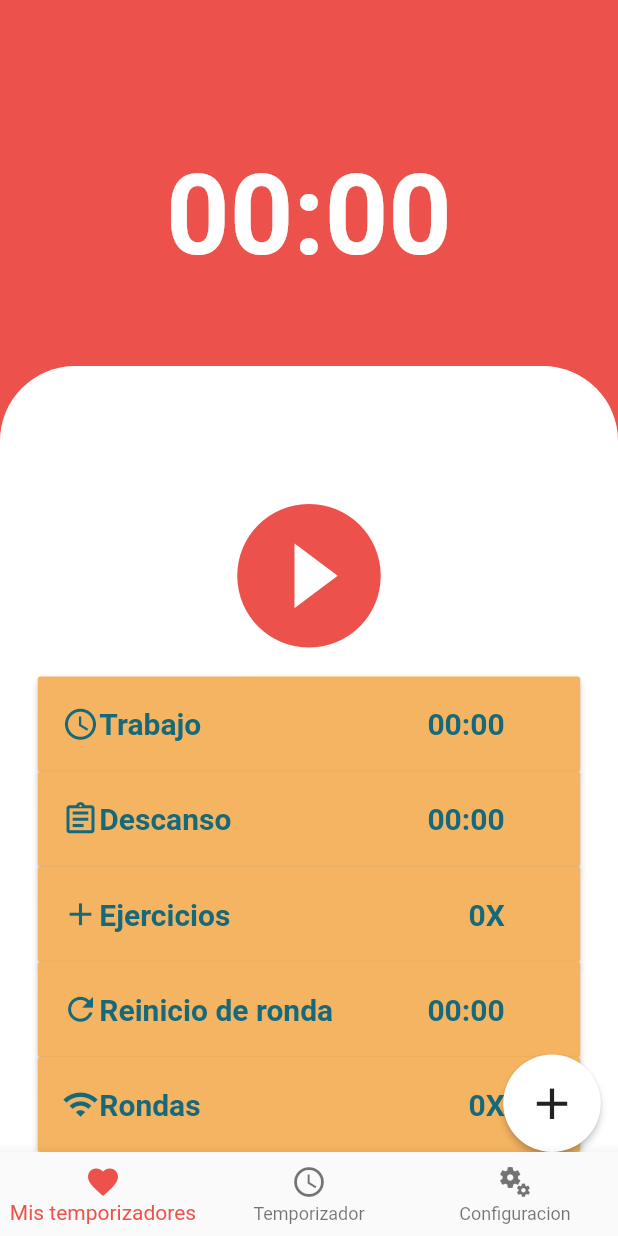
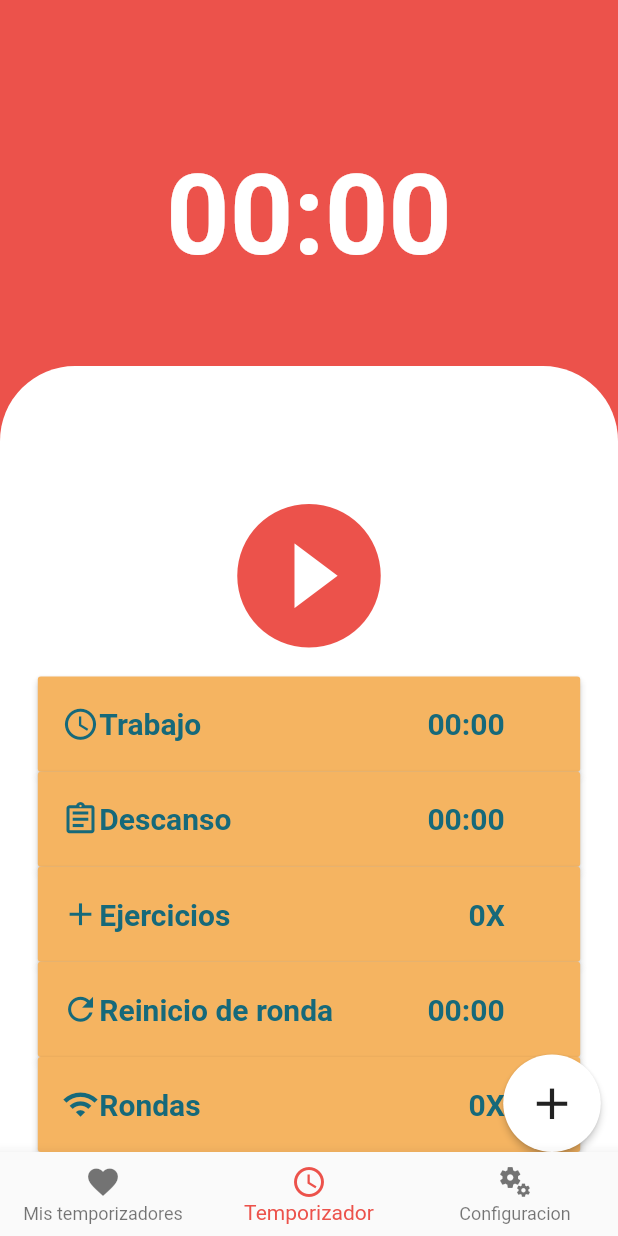
Before and after one commit to nvalery12/Proyecto, a Flutter app: the screen it shows after launch, on a phone screen of 412 x 824 dp. Run offline on Flutter 3.47's test engine with Material 2 defaults, Android fonts, the phone set to English and light mode, and no system bars; our stand-ins replace sqflite; missing offline and left inert: flutter_picker; accounts and stored records are empty.

Commit message:
navbar funcional

```diff
--- a/proyecto/lib/main.dart
+++ b/proyecto/lib/main.dart
@@ -33,12 +33,21 @@ class _MyHomePageState extends State<MyHomePage> {
       state = newState;
     });
   }
+  int currentIndex = 1;
 
   @override
   Widget build(BuildContext context) {
+
+    final tabs = [
+      Center(child: Text("Aqui va mis rutinas"),),
+      Timer_Page(changeState: chageState),
+      Center(child: Text("Aqui va ajustes"),),
+    ];
+
     return Scaffold(
-      body: Timer_Page(changeState: chageState),
+      body: tabs[currentIndex],
       bottomNavigationBar: BottomNavigationBar(
+        currentIndex: currentIndex,
         items: const <BottomNavigationBarItem>[
           BottomNavigationBarItem(
             icon: Icon(Icons.favorite),
@@ -54,7 +63,11 @@ class _MyHomePageState extends State<MyHomePage> {
           ),
         ],
         selectedItemColor: Color(0xffec524b),
-
+        onTap: (index){
+          setState(() {
+            currentIndex = index;
+          });
+        },
       ),
       backgroundColor: Color(backgroundColors[state]),  //El color se va cambiando dependiendo del state
     );
```
